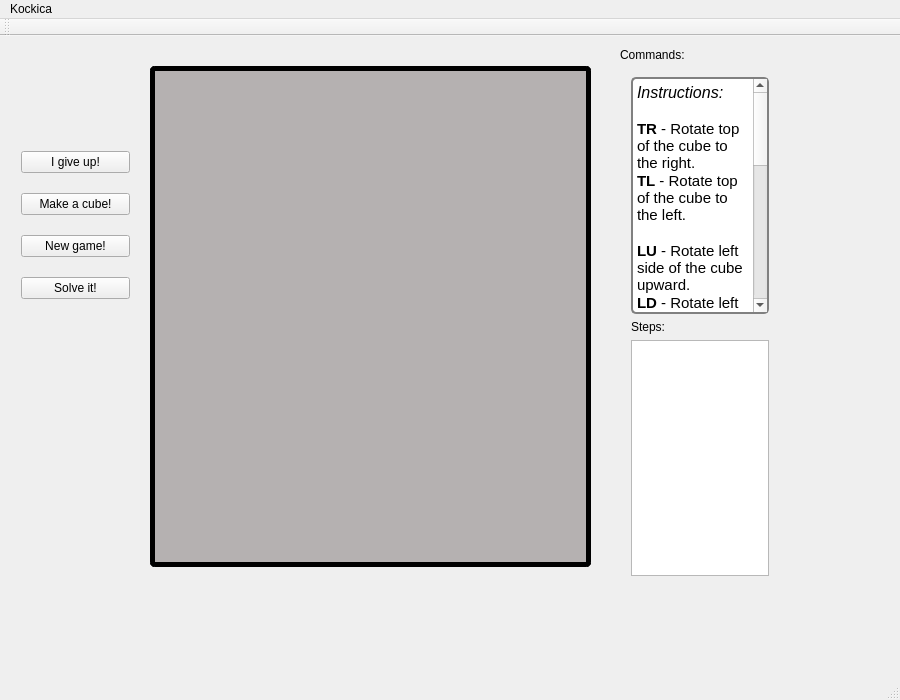
The window that SRCE/rubik.ui (Dara1994/SolveRubickCubeEasy) describes before a commit, drawn with Qt 5.
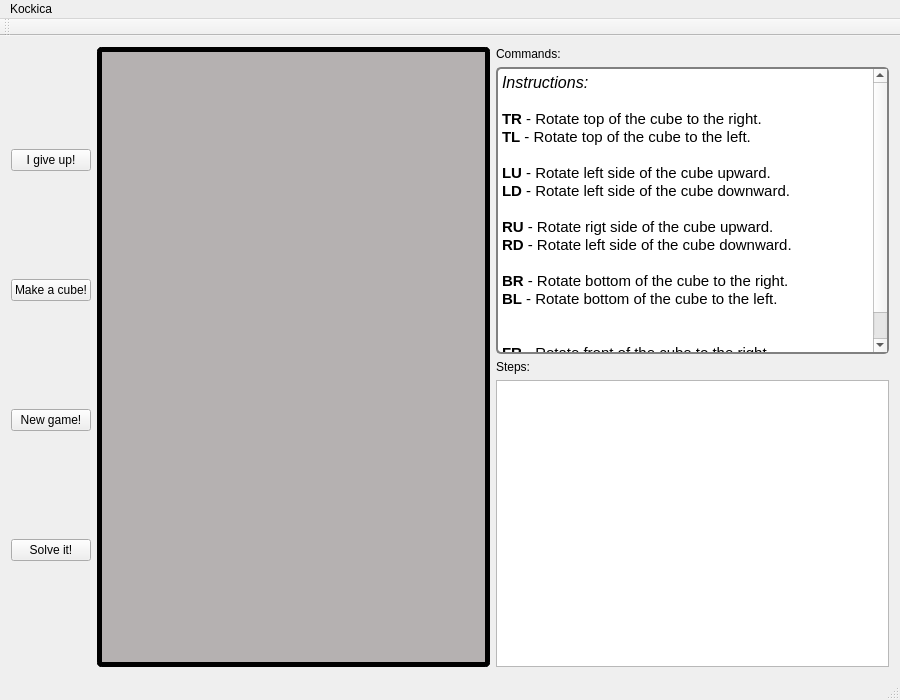
The same window after the commit.

Commit message: Posle zadnjeg izvestaja, resizing of window.

Diff of the .ui file:
```diff
--- a/SRCE/rubik.ui
+++ b/SRCE/rubik.ui
@@ -47,14 +47,52 @@
    <bool>true</bool>
   </property>
   <widget class="QWidget" name="centralWidget">
+   <layout class="QHBoxLayout" name="horizontalLayout">
+    <item>
+     <layout class="QVBoxLayout" name="verticalLayout_3">
+      <item>
+       <widget class="QPushButton" name="I_give_up">
+        <property name="text">
+         <string>I give up!</string>
+        </property>
+       </widget>
+      </item>
+      <item>
+       <widget class="QPushButton" name="Make_a_cube">
+        <property name="text">
+         <string>Make a cube!</string>
+        </property>
+       </widget>
+      </item>
+      <item>
+       <widget class="QPushButton" name="New_game">
+        <property name="text">
+         <string>New game!</string>
+        </property>
+       </widget>
+      </item>
+      <item>
+       <widget class="QPushButton" name="pushButton">
+        <property name="text">
+         <string>Solve it!</string>
+        </property>
+       </widget>
+      </item>
+     </layout>
+    </item>
+    <item>
    <widget class="QGroupBox" name="groupBox">
-    <property name="geometry">
-     <rect>
-      <x>150</x>
-      <y>30</y>
-      <width>441</width>
-      <height>501</height>
-     </rect>
+      <property name="sizePolicy">
+       <sizepolicy hsizetype="Expanding" vsizetype="Preferred">
+        <horstretch>0</horstretch>
+        <verstretch>0</verstretch>
+       </sizepolicy>
+      </property>
+      <property name="minimumSize">
+       <size>
+        <width>200</width>
+        <height>300</height>
+       </size>
     </property>
     <property name="styleSheet">
      <string notr="true">QGroupBox {
@@ -68,16 +106,16 @@
      <string/>
     </property>
    </widget>
-   <widget class="QWidget" name="verticalLayoutWidget">
-    <property name="geometry">
-     <rect>
-      <x>620</x>
-      <y>30</y>
-      <width>160</width>
-      <height>521</height>
-     </rect>
-    </property>
+    </item>
+    <item>
     <layout class="QVBoxLayout" name="verticalLayout_2">
+      <item>
+       <widget class="QLabel" name="label_2">
+        <property name="text">
+         <string>Commands:</string>
+        </property>
+       </widget>
+      </item>
      <item>
       <widget class="QTextBrowser" name="Game_explained">
        <property name="styleSheet">
@@ -124,60 +162,8 @@
       <widget class="QPlainTextEdit" name="plainTextEdit"/>
      </item>
     </layout>
-   </widget>
-   <widget class="QWidget" name="verticalLayoutWidget_2">
-    <property name="geometry">
-     <rect>
-      <x>10</x>
-      <y>90</y>
-      <width>131</width>
-      <height>201</height>
-     </rect>
-    </property>
-    <layout class="QVBoxLayout" name="verticalLayout_3">
-     <item>
-      <widget class="QPushButton" name="I_give_up">
-       <property name="text">
-        <string>I give up!</string>
-       </property>
-      </widget>
-     </item>
-     <item>
-      <widget class="QPushButton" name="Make_a_cube">
-       <property name="text">
-        <string>Make a cube!</string>
-       </property>
-      </widget>
-     </item>
-     <item>
-      <widget class="QPushButton" name="New_game">
-       <property name="text">
-        <string>New game!</string>
-       </property>
-      </widget>
-     </item>
-     <item>
-      <widget class="QPushButton" name="pushButton">
-       <property name="text">
-        <string>Solve it!</string>
-       </property>
-      </widget>
-     </item>
-    </layout>
-   </widget>
-   <widget class="QLabel" name="label_2">
-    <property name="geometry">
-     <rect>
-      <x>620</x>
-      <y>10</y>
-      <width>158</width>
-      <height>17</height>
-     </rect>
-    </property>
-    <property name="text">
-     <string>Commands:</string>
-    </property>
-   </widget>
+    </item>
+   </layout>
   </widget>
   <widget class="QMenuBar" name="menuBar">
    <property name="geometry">
```
Left out of the diff: 6 changed lines with no effect on the pictures. Lines whose indentation alone changed are shown as unchanged. The commit also changes 1 other file.
